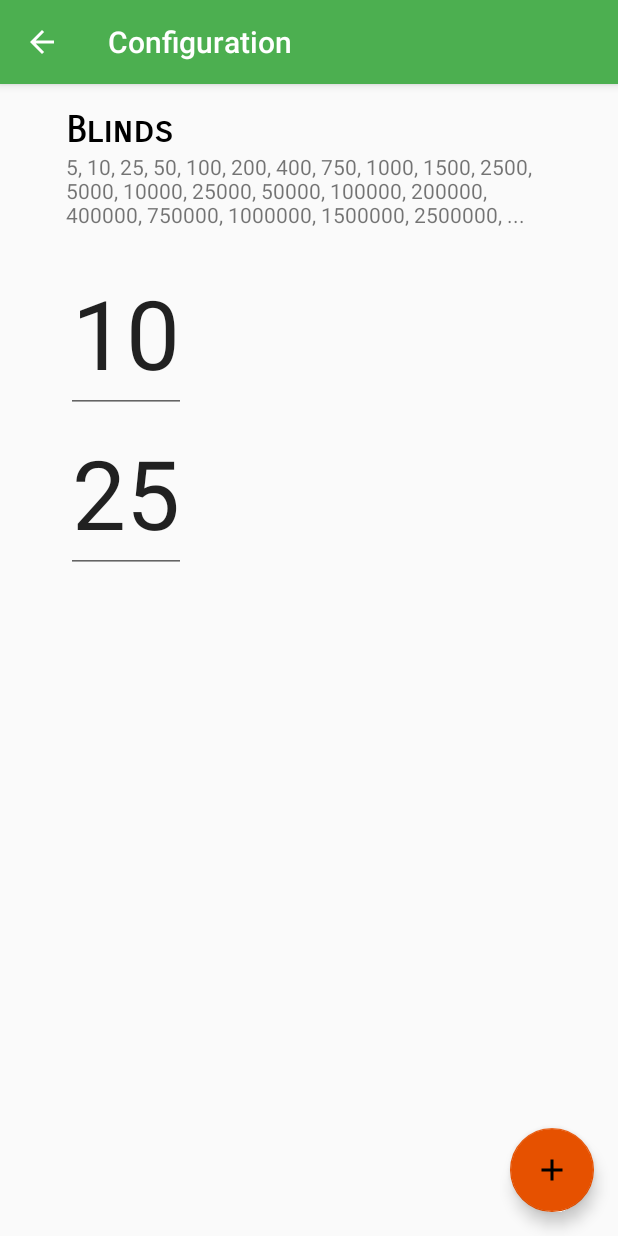
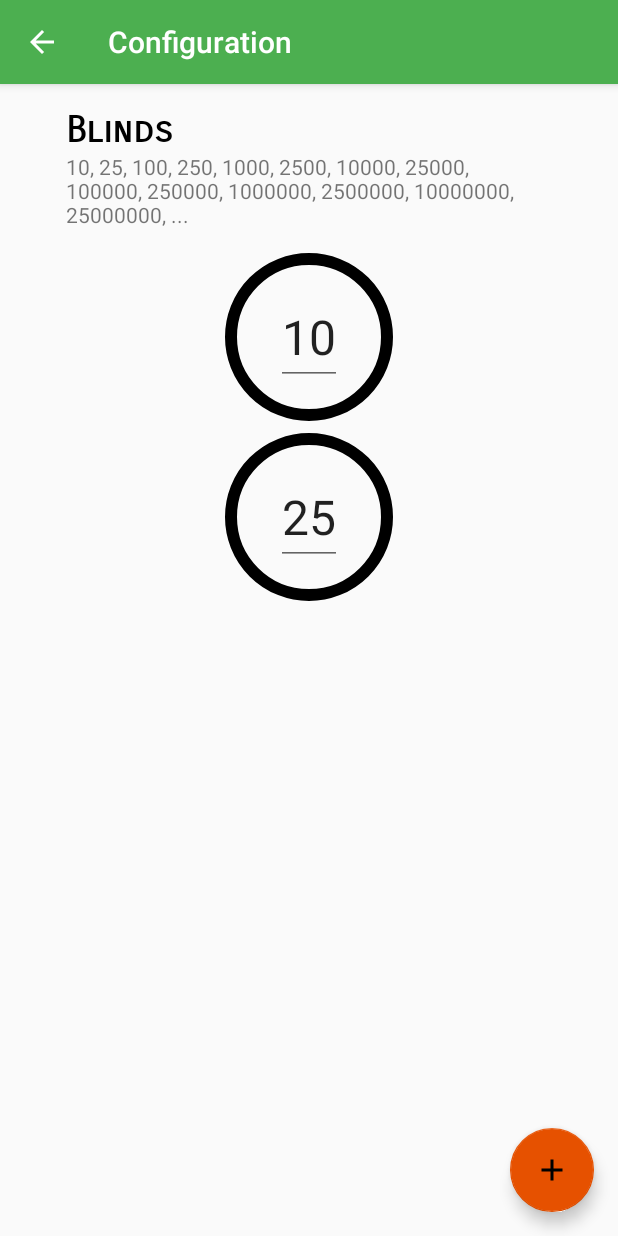
Before and after one commit to chokethenet/KillerDealer, an Android app: the screen it shows after launch (BlindsConfigActivity), after a tap on an icon or button, on a phone screen of 412 x 824 dp. Run offline under Robolectric (Android 15) with nearby library versions, the phone set to English and light mode, and no system bars.

Commit message:
Blinds config activity finishedn and full refactor

```diff
--- a/app/src/main/java/net/chokethe/killerdealer/BlindsConfigActivity.java
+++ b/app/src/main/java/net/chokethe/killerdealer/BlindsConfigActivity.java
@@ -1,18 +1,23 @@
 package net.chokethe.killerdealer;
 
+import android.content.Context;
 import android.os.Bundle;
 import android.support.design.widget.FloatingActionButton;
 import android.support.v7.app.AppCompatActivity;
-import android.support.v7.widget.GridLayoutManager;
 import android.support.v7.widget.LinearLayoutManager;
 import android.support.v7.widget.RecyclerView;
 import android.support.v7.widget.helper.ItemTouchHelper;
 import android.view.View;
+import android.widget.TextView;
 
 import net.chokethe.killerdealer.adapters.BlindsAdapter;
 import net.chokethe.killerdealer.holders.BlindsConfigHolder;
 
+import java.util.Collections;
+
 public class BlindsConfigActivity extends AppCompatActivity {
+
+    private TextView mBlindResult;
 
     private BlindsConfigHolder mBlindsConfigHolder;
     private BlindsAdapter mAdapter;
@@ -22,13 +27,15 @@ public class BlindsConfigActivity extends AppCompatActivity {
         super.onCreate(savedInstanceState);
         setContentView(R.layout.activity_blinds_config);
 
+        mBlindResult = (TextView) findViewById(R.id.tv_blind_result);
         FloatingActionButton fabButton = (FloatingActionButton) findViewById(R.id.fab);
         fabButton.setOnClickListener(new View.OnClickListener() {
             @Override
             public void onClick(View view) {
-                MainActivity.showToast(BlindsConfigActivity.this, "ADD BLIND");
+                Collections.sort(mAdapter.getBlinds());
                 mAdapter.getBlinds().add(0);
                 mAdapter.notifyDataSetChanged();
+                MainActivity.showToast(BlindsConfigActivity.this, "ADD BLIND");
             }
         });
     }
@@ -41,12 +48,16 @@ public class BlindsConfigActivity extends AppCompatActivity {
     }
 
     private void updateUI() {
-        // TODO: update the blind result textview with a pretty print from the lists
-
         mAdapter = new BlindsAdapter(this, mBlindsConfigHolder.getBlindsListPref());
+        mAdapter.registerAdapterDataObserver(new RecyclerView.AdapterDataObserver() {
+            @Override
+            public void onChanged() {
+                updateResultUI(BlindsConfigActivity.this);
+            }
+        });
         RecyclerView mRecyclerView = (RecyclerView) findViewById(R.id.rv_blinds);
         mRecyclerView.setLayoutManager(new LinearLayoutManager(this));
-//        mRecyclerView.setLayoutManager(new GridLayoutManager(this, 3)); // FIXME: usar estilos más pequeños y variables con los circulos?
+//        mRecyclerView.setLayoutManager(new GridLayoutManager(this, 2, GridLayoutManager.VERTICAL, false)); // FIXME: usar estilos más pequeños y variables con los circulos?
         mRecyclerView.setAdapter(mAdapter);
 
         new ItemTouchHelper(new ItemTouchHelper.SimpleCallback(0, ItemTouchHelper.LEFT | ItemTouchHelper.RIGHT) {
@@ -63,6 +74,13 @@ public class BlindsConfigActivity extends AppCompatActivity {
                 MainActivity.showToast(BlindsConfigActivity.this, "DELETE BLIND");
             }
         }).attachToRecyclerView(mRecyclerView);
+
+        updateResultUI(this);
+    }
+
+    public static void updateResultUI(Context context) {
+        BlindsConfigActivity mActivity = (BlindsConfigActivity) context;
+        mActivity.mBlindResult.setText(BlindsConfigHolder.getResultBlinds(mActivity.mAdapter.getBlinds()));
     }
 
     @Override
--- a/app/src/main/java/net/chokethe/killerdealer/adapters/BlindsAdapter.java
+++ b/app/src/main/java/net/chokethe/killerdealer/adapters/BlindsAdapter.java
@@ -9,6 +9,7 @@ import android.view.View;
 import android.view.ViewGroup;
 import android.widget.EditText;
 
+import net.chokethe.killerdealer.BlindsConfigActivity;
 import net.chokethe.killerdealer.R;
 
 import java.util.List;
@@ -46,11 +47,11 @@ public class BlindsAdapter extends RecyclerView.Adapter<BlindsAdapter.BlindViewH
         return mBlinds.size();
     }
 
-    public class BlindViewHolder extends RecyclerView.ViewHolder {
+    class BlindViewHolder extends RecyclerView.ViewHolder {
         EditText mBlind;
         BlindEditTextListener mBlindEditTextListener;
 
-        public BlindViewHolder(View itemView, BlindEditTextListener blindEditTextListener) {
+        BlindViewHolder(View itemView, BlindEditTextListener blindEditTextListener) {
             super(itemView);
             mBlind = (EditText) itemView.findViewById(R.id.et_blind);
             mBlindEditTextListener = blindEditTextListener;
@@ -61,7 +62,7 @@ public class BlindsAdapter extends RecyclerView.Adapter<BlindsAdapter.BlindViewH
     private class BlindEditTextListener implements TextWatcher {
         private int position;
 
-        public void updatePosition(int position) {
+        void updatePosition(int position) {
             this.position = position;
         }
 
@@ -79,6 +80,7 @@ public class BlindsAdapter extends RecyclerView.Adapter<BlindsAdapter.BlindViewH
 
         @Override
         public void afterTextChanged(Editable editable) {
+            BlindsConfigActivity.updateResultUI(mContext);
         }
     }
 }
--- a/app/src/main/java/net/chokethe/killerdealer/holders/BlindsConfigHolder.java
+++ b/app/src/main/java/net/chokethe/killerdealer/holders/BlindsConfigHolder.java
@@ -4,20 +4,21 @@ import android.content.Context;
 
 import net.chokethe.killerdealer.utils.PreferencesUtils;
 
+import java.util.ArrayList;
+import java.util.Collections;
 import java.util.List;
 
 public class BlindsConfigHolder {
 
+    private static final int MAX_BLINDS_SHOWN = 20;
+
     private List<Integer> blindsListPref;
-    private List<Integer> generatedBlindsListPref;
 
     public BlindsConfigHolder(Context context) {
         blindsListPref = PreferencesUtils.getRawBlindsList(context);
-        generatedBlindsListPref = PreferencesUtils.getGeneratedNextBlinds(blindsListPref);
     }
 
     public void save(Context context) {
-        // TODO: validar que la lista está ordenada
         PreferencesUtils.setBlindsList(context, blindsListPref);
     }
 
@@ -29,7 +30,30 @@ public class BlindsConfigHolder {
         this.blindsListPref = blindsListPref;
     }
 
-    public List<Integer> getGeneratedBlindsListPref() {
-        return generatedBlindsListPref;
+    public static String getResultBlinds(List<Integer> blindsList) {
+        StringBuilder result = new StringBuilder();
+        List<Integer> copiedBlindsList = new ArrayList<>();
+        copiedBlindsList.addAll(blindsList);
+        Collections.sort(copiedBlindsList);
+        while (copiedBlindsList.get(0) == 0) {
+            copiedBlindsList.remove(0);
+        }
+        PreferencesUtils.generateDefaultBlinds(copiedBlindsList);
+
+        List<Integer> generatedBlindsListPref = PreferencesUtils.getGeneratedNextBlinds(copiedBlindsList);
+        int generatedSize = generatedBlindsListPref.size();
+        int blindsSize = copiedBlindsList.size();
+
+        for (int i = 0; i < MAX_BLINDS_SHOWN; i++) {
+            if (i < blindsSize) {
+                result.append(String.valueOf(copiedBlindsList.get(i))).append(", ");
+            } else if ((i - blindsSize) < generatedSize) {
+                result.append(String.valueOf(generatedBlindsListPref.get(i - blindsSize))).append(", ");
+            } else {
+                break;
+            }
+        }
+        result.append("...");
+        return result.toString();
     }
 }
--- a/app/src/main/java/net/chokethe/killerdealer/holders/SessionHolder.java
+++ b/app/src/main/java/net/chokethe/killerdealer/holders/SessionHolder.java
@@ -120,15 +120,15 @@ public class SessionHolder {
         setRiseTimeLeft(riseTimePref);
     }
 
-    public void resetRebuyTimeLeft() {
+    private void resetRebuyTimeLeft() {
         setRebuyTimeLeft(rebuyTimePref);
     }
 
-    public boolean isStopped() {
+    private boolean isStopped() {
         return status.equals(Status.DEAD);
     }
 
-    public void setStopped() {
+    private void setStopped() {
         status = Status.DEAD;
     }
 
@@ -149,11 +149,11 @@ public class SessionHolder {
     }
 
     public int getSmallBlind() {
-        return blindsListPref.get(blindPos).intValue();
+        return blindsListPref.get(blindPos);
     }
 
     public int getBigBlind() {
-        return blindsListPref.get(blindPos + 1).intValue();
+        return blindsListPref.get(blindPos + 1);
     }
 
     public long getRiseTimePref() {
--- a/app/src/main/java/net/chokethe/killerdealer/utils/PreferencesUtils.java
+++ b/app/src/main/java/net/chokethe/killerdealer/utils/PreferencesUtils.java
@@ -9,6 +9,7 @@ import net.chokethe.killerdealer.R;
 import net.chokethe.killerdealer.holders.SessionHolder;
 
 import java.util.ArrayList;
+import java.util.Collections;
 import java.util.List;
 
 public class PreferencesUtils {
@@ -95,22 +96,32 @@ public class PreferencesUtils {
                 blindsList.add(blind);
             }
         }
+        generateDefaultBlinds(blindsList);
+        return blindsList;
+    }
+
+    public static void generateDefaultBlinds(List<Integer> blindsList) {
         if (blindsList.isEmpty()) {
             blindsList.add(DEFAULT_SMALL_BLIND);
             blindsList.add(DEFAULT_BIG_BLIND);
         }
-        return blindsList;
     }
 
     public static List<Integer> getGeneratedNextBlinds(List<Integer> blindsList) {
         List<Integer> generatedBlindsList = new ArrayList<>();
+        int pos = 0;
+
         int blindsListSize = blindsList.size();
-        int missing = 100 - blindsListSize;
         int generator = DEFAULT_MULTIPLIER;
         while (blindsList.get(0) * generator < blindsList.get(blindsListSize - 1)) {
             generator = generator * DEFAULT_MULTIPLIER;
         }
-        for (int pos = 0; pos < missing; pos++) {
+        if (blindsList.get(0) * generator == blindsList.get(blindsListSize - 1)) {
+            pos++;
+        }
+
+        int missing = 100 - blindsListSize;
+        for (; pos < missing; pos++) {
             int generatedBlind;
             if (pos < blindsListSize) {
                 generatedBlind = blindsList.get(pos) * generator;
@@ -126,6 +137,7 @@ public class PreferencesUtils {
     }
 
     public static void setBlindsList(Context context, List<Integer> blindsList) {
+        Collections.sort(blindsList);
         int blindsSize = blindsList.size();
         for (int i = 0; i < blindsSize; i++) {
             getSharedPreferencesEditor(context)
--- a/app/src/main/java/net/chokethe/killerdealer/utils/TimeUtils.java
+++ b/app/src/main/java/net/chokethe/killerdealer/utils/TimeUtils.java
@@ -1,9 +1,9 @@
 package net.chokethe.killerdealer.utils;
 
 public class TimeUtils {
-    public static int HOURS_IN_MILLIS = 3600000;
-    public static int MINS_IN_MILLIS = 60000;
-    public static int SECS_IN_MILLIS = 1000;
+    private static int HOURS_IN_MILLIS = 3600000;
+    private static int MINS_IN_MILLIS = 60000;
+    private static int SECS_IN_MILLIS = 1000;
 
     public static int MIN_TIME = 0;
     public static int MAX_TIME = 59;
@@ -26,8 +26,7 @@ public class TimeUtils {
         } else {
             long pausedElapsedMillis = timePref - timeLeft;
             long playingStartedMillis = lastPlayTime - pausedElapsedMillis;
-            long totalElapsedMillis = now - playingStartedMillis;
-            return totalElapsedMillis;
+            return now - playingStartedMillis;
         }
     }
 
--- a/app/src/main/res/layout/activity_blinds_config.xml
+++ b/app/src/main/res/layout/activity_blinds_config.xml
@@ -30,7 +30,7 @@
             android:layout_height="wrap_content"
             android:layout_marginLeft="44dp"
             android:layout_marginRight="44dp"
-            android:text="5, 10, 25, 50, 100, 200, 400, 750, 1000, 1500, 2500, 5000, 10000, 25000, 50000, 100000, 200000, 400000, 750000, 1000000, 1500000, 2500000, ..." />
+            tools:text="5, 10, 25, 50, 100, 200, 400, 750, 1000, 1500, 2500, 5000, 10000, 25000, 50000, 100000, 200000, 400000, 750000, 1000000, 1500000, 2500000, ..." />
 
         <android.support.v7.widget.RecyclerView
             android:id="@+id/rv_blinds"
--- a/app/src/main/res/layout/activity_timers_config.xml
+++ b/app/src/main/res/layout/activity_timers_config.xml
@@ -7,6 +7,8 @@
     tools:context="net.chokethe.killerdealer.TimersConfigActivity">
 
     <TextView
+        android:focusable="true"
+        android:focusableInTouchMode="true"
         android:id="@+id/tv_rise_config"
         style="@style/KillerDealer.Text.title"
         android:layout_marginLeft="44dp"
--- a/app/src/main/res/layout/blind_layout.xml
+++ b/app/src/main/res/layout/blind_layout.xml
@@ -1,16 +1,36 @@
 <?xml version="1.0" encoding="utf-8"?>
-<LinearLayout xmlns:android="http://schemas.android.com/apk/res/android"
+<android.support.constraint.ConstraintLayout xmlns:android="http://schemas.android.com/apk/res/android"
     xmlns:tools="http://schemas.android.com/tools"
     android:layout_width="match_parent"
     android:layout_height="wrap_content"
-    android:orientation="vertical">
+    android:paddingBottom="8dp"
+    xmlns:app="http://schemas.android.com/apk/res-auto">
+
+    <ImageView
+        android:id="@+id/iv_blind_small"
+        style="@style/KillerDealer.Image.circle"
+        app:srcCompat="@drawable/circle"
+        android:layout_marginTop="0dp"
+        app:layout_constraintTop_toTopOf="@+id/tv_blind_title"
+        android:layout_marginLeft="0dp"
+        app:layout_constraintLeft_toLeftOf="parent"
+        android:layout_marginRight="0dp"
+        app:layout_constraintRight_toRightOf="parent" />
 
     <EditText
         android:id="@+id/et_blind"
-        style="@style/KillerDealer.Text.number"
+        style="@style/KillerDealer.Text.numberSmall"
         android:layout_width="wrap_content"
         android:layout_height="wrap_content"
         android:inputType="number"
         android:maxLength="7"
-        tools:text="250" />
-</LinearLayout>
+        tools:text="250"
+        app:layout_constraintTop_toTopOf="@+id/iv_blind_small"
+        android:layout_marginTop="0dp"
+        android:layout_marginLeft="0dp"
+        app:layout_constraintLeft_toLeftOf="@+id/iv_blind_small"
+        app:layout_constraintBottom_toBottomOf="@+id/iv_blind_small"
+        android:layout_marginBottom="0dp"
+        android:layout_marginRight="0dp"
+        app:layout_constraintRight_toRightOf="@+id/iv_blind_small" />
+</android.support.constraint.ConstraintLayout>
--- a/app/src/main/res/values/styles.xml
+++ b/app/src/main/res/values/styles.xml
@@ -25,6 +25,9 @@
     <style name="KillerDealer.Text.number" parent="KillerDealer.Common.wrapContent">
         <item name="android:textSize">64sp</item>
     </style>
+    <style name="KillerDealer.Text.numberSmall" parent="KillerDealer.Common.wrapContent">
+        <item name="android:textSize">32sp</item>
+    </style>
 
     <style name="KillerDealer.Image"></style>
     <style name="KillerDealer.Image.circle">
```
